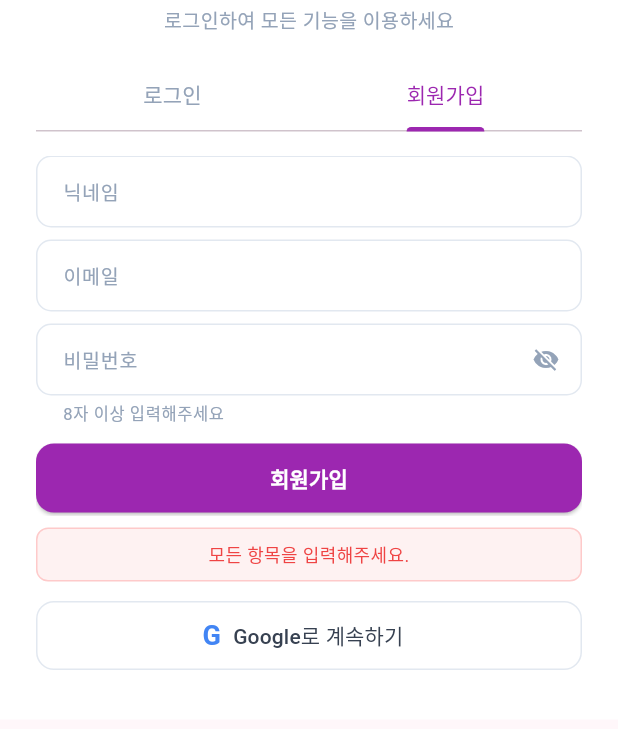
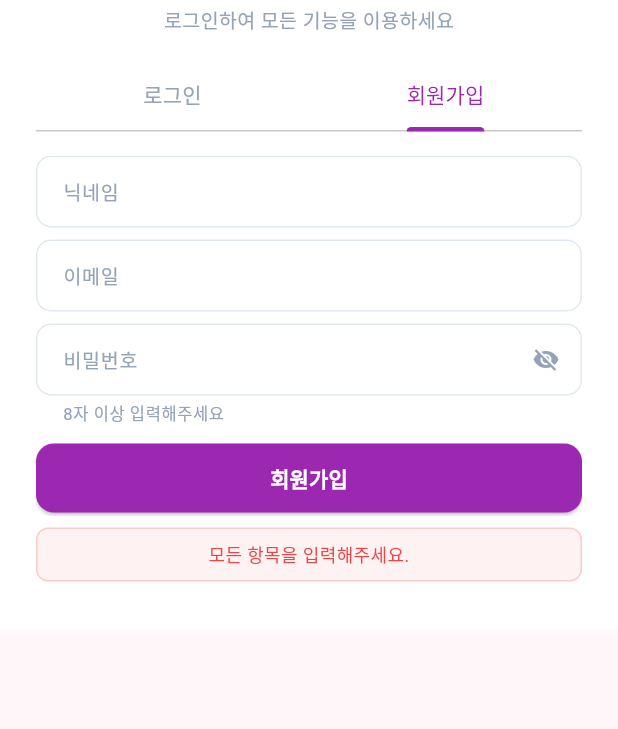
Before and after one commit to 2024136091-collab/Weatheroutfitmap, a Flutter app: the LoginBottomSheet widget shown alone on an empty page, opened directly, tab 2 chosen, after a tap on "회원가입", on a phone screen of 412 x 824 dp, the part 116-845 px from its top. Run offline on Flutter 3.47's test engine with Material 3 defaults, Android fonts, the phone set to English and light mode, and no system bars; our stand-ins replace geolocator, shared_preferences; missing offline and left inert: dart:js_interop; accounts and stored records are empty; network calls fail; Roboto replaces fonts that are missing (pretendard).

Commit message:
refactor: Google 로그인 제거 및 이메일 로그인만 사용
Co-Authored-By: Claude Sonnet 4.6 <noreply@anthropic.com>

```diff
--- a/flutter_app/lib/widgets/login_bottom_sheet.dart
+++ b/flutter_app/lib/widgets/login_bottom_sheet.dart
@@ -2,8 +2,6 @@ import 'package:flutter/material.dart';
 import 'package:provider/provider.dart';
 import '../providers/auth_provider.dart';
 import '../providers/weather_provider.dart';
-import '../services/google_auth_stub.dart'
-    if (dart.library.js_interop) '../services/google_auth_web.dart';
 
 class LoginBottomSheet extends StatefulWidget {
   const LoginBottomSheet({super.key});
@@ -21,9 +19,6 @@ class _LoginBottomSheetState extends State<LoginBottomSheet>
   bool _obscurePassword = true;
   String? _errorMsg;
   bool _loading = false;
-
-  static const _googleClientId =
-      '440354179334-1fq5m5uaqj9kin549lga5gpvd6cscvei.apps.googleusercontent.com';
 
   @override
   void initState() {
@@ -90,36 +85,6 @@ class _LoginBottomSheetState extends State<LoginBottomSheet>
     try {
       final authProvider = context.read<AuthProvider>();
       await authProvider.register(email, password, username);
-      if (mounted) {
-        final weatherProvider = context.read<WeatherProvider>();
-        await weatherProvider.loadHistory(authProvider.token);
-        await weatherProvider.loadFavorites(authProvider.token);
-        Navigator.of(context).pop();
-      }
-    } catch (e) {
-      if (mounted) {
-        setState(() {
-          _errorMsg = e.toString().replaceFirst('Exception: ', '');
-        });
-      }
-    } finally {
-      if (mounted) setState(() => _loading = false);
-    }
-  }
-
-  Future<void> _handleGoogleSignIn() async {
-    setState(() {
-      _loading = true;
-      _errorMsg = null;
-    });
-    try {
-      final accessToken = await getGoogleAccessToken(_googleClientId);
-      if (accessToken == null) {
-        setState(() => _loading = false);
-        return;
-      }
-      final authProvider = context.read<AuthProvider>();
-      await authProvider.googleLogin(accessToken);
       if (mounted) {
         final weatherProvider = context.read<WeatherProvider>();
         await weatherProvider.loadHistory(authProvider.token);
@@ -220,27 +185,6 @@ class _LoginBottomSheetState extends State<LoginBottomSheet>
                 ),
               ),
             ],
-            const SizedBox(height: 12),
-            // Google 로그인
-            OutlinedButton.icon(
-              onPressed: _loading ? null : _handleGoogleSignIn,
-              style: OutlinedButton.styleFrom(
-                minimumSize: const Size(double.infinity, 46),
-                side: const BorderSide(color: Color(0xFFE2E8F0)),
-                shape: RoundedRectangleBorder(
-                    borderRadius: BorderRadius.circular(12)),
-              ),
-              icon: const Text('G',
-                  style: TextStyle(
-                      fontSize: 18,
-                      fontWeight: FontWeight.bold,
-                      color: Color(0xFF4285F4))),
-              label: const Text(
-                'Google로 계속하기',
-                style: TextStyle(
-                    color: Color(0xFF374151), fontWeight: FontWeight.w500),
-              ),
-            ),
             const SizedBox(height: 8),
           ],
         ),
```
Also changed, not shown: 1 other file.
